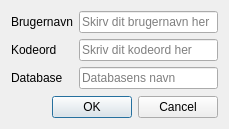
This is foeconnectiondetails.ui in sgh/FOE as Qt 5 draws it before an edit. The edited form follows.
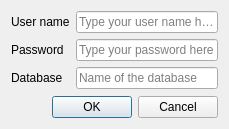
This is the edited form.

What changed in the file:
```diff
--- a/foeconnectiondetails.ui
+++ b/foeconnectiondetails.ui
@@ -19,21 +19,21 @@
      <item row="0" column="0">
       <widget class="QLabel" name="label">
        <property name="text">
-        <string>Brugernavn</string>
+        <string>User name</string>
        </property>
       </widget>
      </item>
      <item row="0" column="1">
       <widget class="QLineEdit" name="username">
        <property name="placeholderText">
-        <string>Skirv dit brugernavn her</string>
+        <string>Type your user name here</string>
        </property>
       </widget>
      </item>
      <item row="1" column="0">
       <widget class="QLabel" name="label_2">
        <property name="text">
-        <string>Kodeord</string>
+        <string>Password</string>
        </property>
       </widget>
      </item>
@@ -43,14 +43,14 @@
         <enum>QLineEdit::Password</enum>
        </property>
        <property name="placeholderText">
-        <string>Skriv dit kodeord her</string>
+        <string>Type your password here</string>
        </property>
       </widget>
      </item>
      <item row="2" column="1">
       <widget class="QLineEdit" name="database">
        <property name="placeholderText">
-        <string>Databasens navn</string>
+        <string>Name of the database</string>
        </property>
       </widget>
      </item>
```
Left out of the diff: 2 changed lines with no effect on the pictures.
